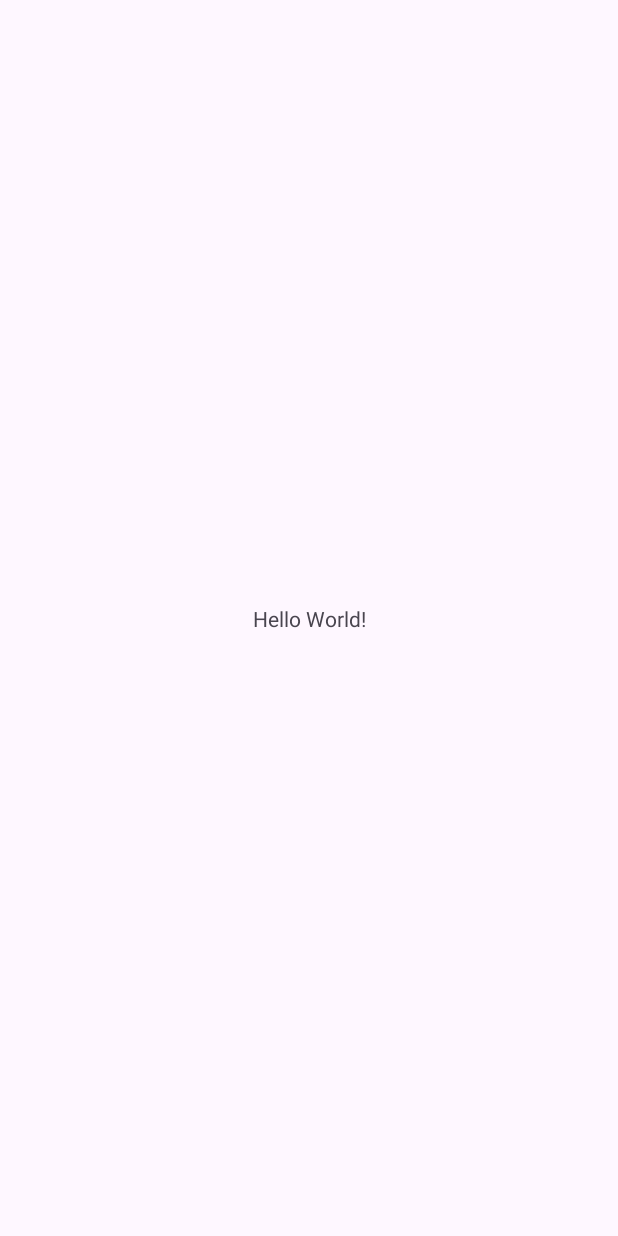
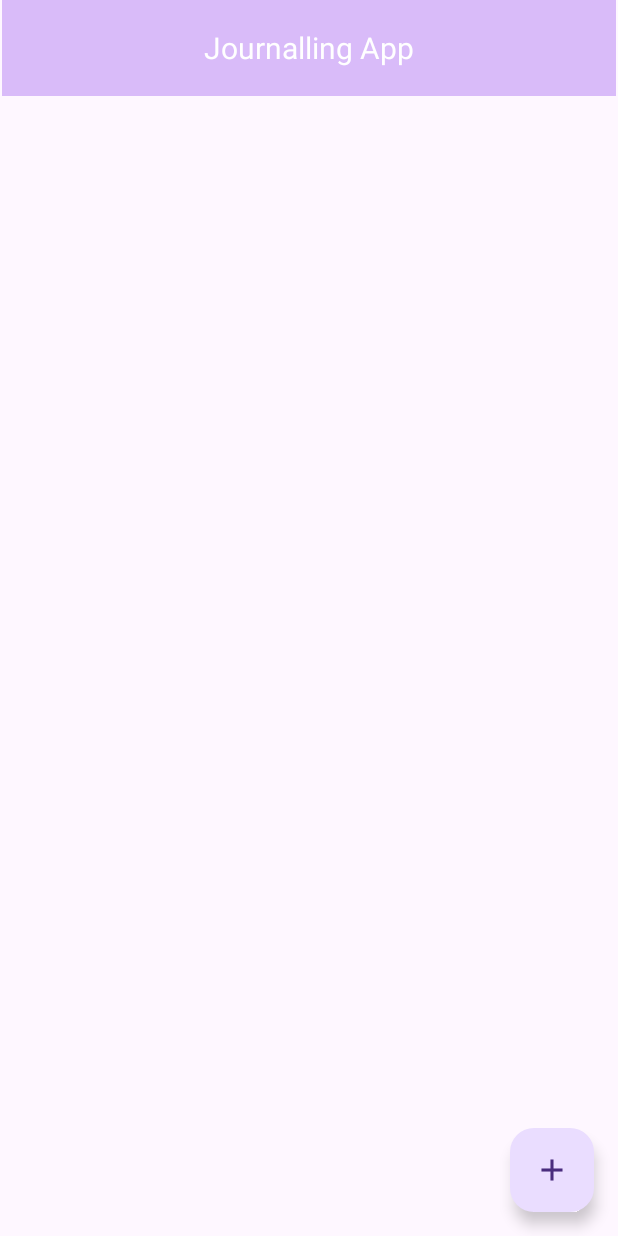
Before and after one commit to CallumOB/journalling-app, an Android app: the screen it shows after launch (MainActivity), on a phone screen of 412 x 824 dp. Before the commit the screen is almost empty. Run offline under Robolectric (Android 15) with nearby library versions, the phone set to English and light mode, and no system bars.

Commit message:
design of activity_main.xml and prompt string array

```diff
--- a/app/build.gradle.kts
+++ b/app/build.gradle.kts
@@ -4,7 +4,7 @@ plugins {
 
 android {
     namespace = "com.example.journallingapp"
-    compileSdk = 33
+    compileSdk = 34
 
     defaultConfig {
         applicationId = "com.example.journallingapp"
--- a/app/src/main/res/layout/activity_main.xml
+++ b/app/src/main/res/layout/activity_main.xml
@@ -6,13 +6,52 @@
     android:layout_height="match_parent"
     tools:context=".MainActivity">
 
-    <TextView
+    <androidx.appcompat.widget.Toolbar
+        android:id="@+id/toolbar"
+        android:layout_width="409dp"
+        android:layout_height="wrap_content"
+        android:background="@color/main_purple"
+        android:minHeight="?attr/actionBarSize"
+        android:theme="?attr/actionBarTheme"
+        app:layout_constraintEnd_toEndOf="parent"
+        app:layout_constraintStart_toStartOf="parent"
+        app:layout_constraintTop_toTopOf="parent">
+
+        <TextView
+            android:id="@+id/title_text"
+            android:layout_width="wrap_content"
+            android:layout_height="wrap_content"
+            android:layout_gravity="center"
+            android:text="@string/app_name"
+            android:textColor="@color/white"
+            android:textSize="20dp" />
+
+    </androidx.appcompat.widget.Toolbar>
+
+    <androidx.recyclerview.widget.RecyclerView
+        android:id="@+id/recyclerView"
+        android:layout_width="409dp"
+        android:layout_height="664dp"
+        android:layout_marginStart="1dp"
+        android:layout_marginTop="1dp"
+        android:layout_marginEnd="1dp"
+        android:layout_marginBottom="1dp"
+        app:layout_constraintBottom_toBottomOf="parent"
+        app:layout_constraintEnd_toEndOf="parent"
+        app:layout_constraintHorizontal_bias="0.0"
+        app:layout_constraintStart_toStartOf="parent"
+        app:layout_constraintTop_toBottomOf="@+id/toolbar"
+        app:layout_constraintVertical_bias="1.0" />
+
+    <com.google.android.material.floatingactionbutton.FloatingActionButton
+        android:id="@+id/floatingActionButton"
         android:layout_width="wrap_content"
         android:layout_height="wrap_content"
-        android:text="Hello World!"
+        android:layout_marginEnd="16dp"
+        android:layout_marginBottom="16dp"
+        android:clickable="true"
         app:layout_constraintBottom_toBottomOf="parent"
         app:layout_constraintEnd_toEndOf="parent"
-        app:layout_constraintStart_toStartOf="parent"
-        app:layout_constraintTop_toTopOf="parent" />
+        app:srcCompat="@drawable/ic_add" />
 
 </androidx.constraintlayout.widget.ConstraintLayout>
--- a/app/src/main/res/values/colors.xml
+++ b/app/src/main/res/values/colors.xml
@@ -2,4 +2,10 @@
 <resources>
     <color name="black">#FF000000</color>
     <color name="white">#FFFFFFFF</color>
+
+    <color name="main_purple">#D9BBF9</color>
+    <color name="quartz">#AA9FB1</color>
+    <color name="amethyst">#7871AA</color>
+    <color name="ultra_violet">#4E5283</color>
+    <color name="light_brown">#CCA7A2</color>
 </resources>
```
Also changed, not shown: app/src/main/res/values/strings.xml (+23 -0 lines), app/src/main/res/drawable/ic_add.png (added), app/src/main/res/drawable/ic_delete.png (added).
